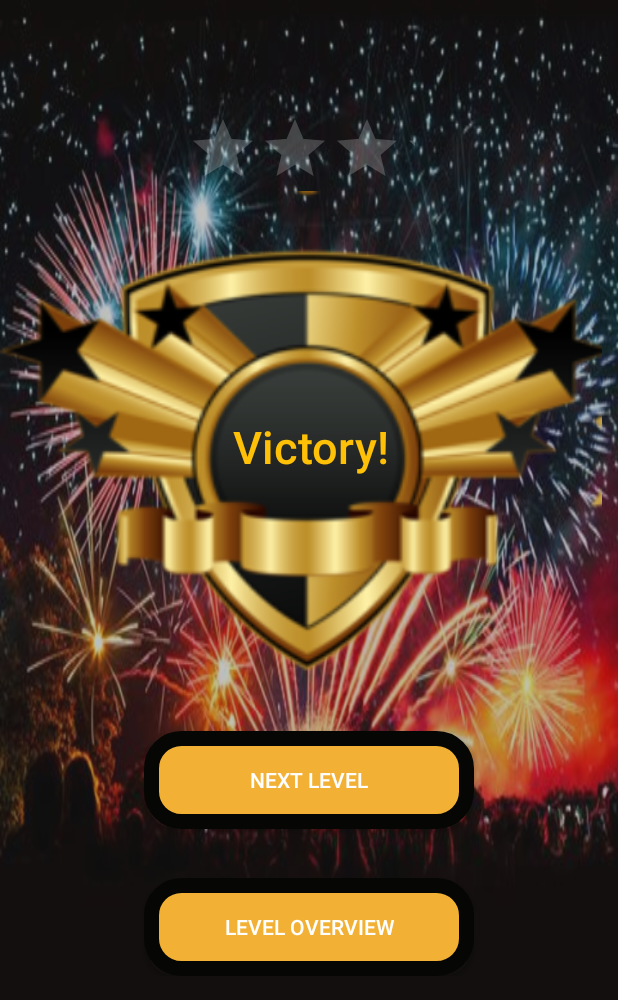
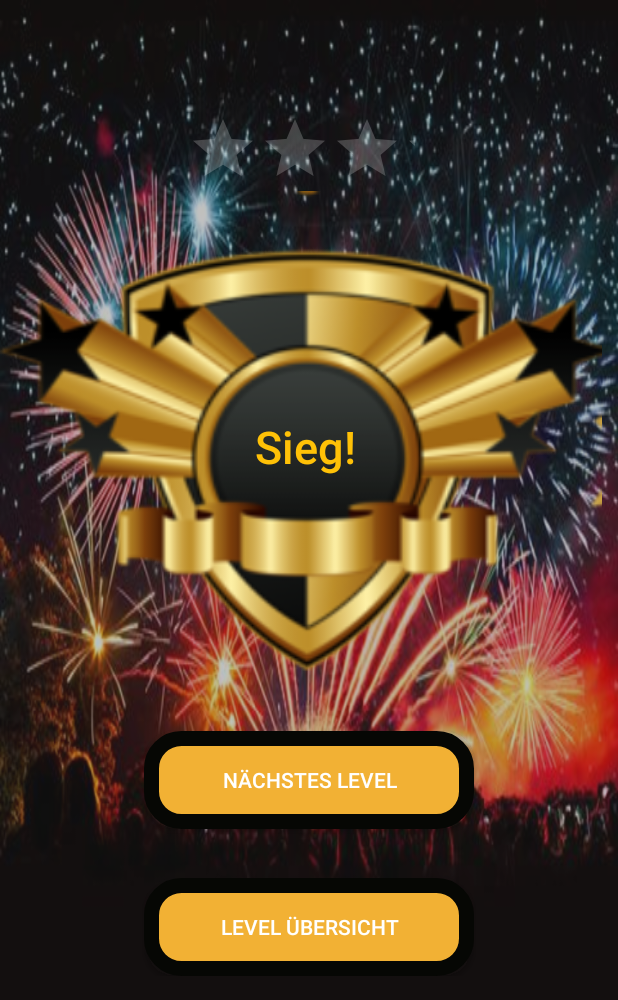
Before and after one commit to OzanFirat/Quiz, an Android app: the End screen opened directly, with no data from a screen before it, on a phone screen of 412 x 824 dp. Shown: the top 1000 px of the screen. Run offline under Robolectric (Android 15) with nearby library versions, the phone set to English and light mode, and no system bars; 1 statement that could not run was skipped.

Commit message:
angepasste xml

```diff
--- a/app/src/main/java/com/example/quiz/End2.java
+++ b/app/src/main/java/com/example/quiz/End2.java
@@ -44,7 +44,7 @@ public class End2 extends AppCompatActivity implements View.OnClickListener {
         currentAmountF=3-currentAmountF;
         this.textViewLostCount = (TextView) findViewById(R.id.textViewLostCount);
 
-        textViewLostCount.setText(currentAmountF+" tries left until failure");
+        textViewLostCount.setText(currentAmountF+" bis zur Niederlage");
 
         this.btnStartMenu = (Button) findViewById(R.id.btnlvlOverview2);
         btnStartMenu.setOnClickListener(this);
@@ -98,7 +98,7 @@ public class End2 extends AppCompatActivity implements View.OnClickListener {
     public void onClick(View v) {
         switch (v.getId()){
             case R.id.btnlvlOverview2:
-                Intent intent = new Intent(this, MainActivity.class);
+                Intent intent = new Intent(this, gameOverview.class);
                 startActivity(intent);
                 this.finish();
                 break;
--- a/app/src/main/java/com/example/quiz/QuizDBHelper.java
+++ b/app/src/main/java/com/example/quiz/QuizDBHelper.java
@@ -71,7 +71,7 @@ public class QuizDBHelper extends SQLiteOpenHelper {
 
     public void fillQuestionTable(){
         //Computer und IT
-        Question q1 = new Question("Wie schreibt man IP-Adressen (IPv4)?", "8 durch Doppelpunkt getrennte Hexadezimal Zeichen", "32-Bit stellige binäre Zahl ", "10 Stellige dezimale Zahl", "4 durch Punkt getrennte Zahlen", 4, 1, 0, "no", 0, 1, 1, 1);
+        Question q1 = new Question("Wie schreibt man IP-Adressen (IPv4)?", "8 mit Doppelpunkt getrennte Hexadezimal Zeichen", "32-Bit stellige binäre Zahl ", "10 Stellige dezimale Zahl", "4 durch Punkt getrennte Zahlen", 4, 1, 0, "no", 0, 1, 1, 1);
         Question q2 = new Question("Was bedeutet SMTP?", "simple mother terminal protocol", "Schweizer Militärsteamputze", "scientific mail translocation protocol", "simple mail transfer protocol", 4, 2, 0, "no",0, 0,0,0);
         Question q3 = new Question("Wie nennt man die Anmeldung bei verschiedenen Homepages?", "Logout", "Login", "Lockdown", "Entry", 2, 3, 0, "no",0,0,0,0);
         Question q4 = new Question("Was hat nichts mit einem Server zu tun", "Roxy", "Proxy", "Apache", "Q-Mail", 1, 4,0, "no",0,0,0,0);
--- a/app/src/main/java/com/example/quiz/Spiel.java
+++ b/app/src/main/java/com/example/quiz/Spiel.java
@@ -250,8 +250,8 @@ public class Spiel extends AppCompatActivity implements View.OnClickListener {
                 this.switchNew=0;
             }
 
-            this.btnFifty.setClickable(false);
-            this.btnFifty.setAlpha((float) 0.5);
+            this.btnSwitch.setClickable(false);
+            this.btnSwitch.setAlpha((float) 0.5);
         }
 
     private void fiftyFiftyJoker() {
--- a/app/src/main/res/layout/activity_end2.xml
+++ b/app/src/main/res/layout/activity_end2.xml
@@ -49,7 +49,6 @@
                     android:lineSpacingExtra="8sp"
                     android:paddingLeft="150dp"
                     android:paddingTop="170dp"
-                    android:text="Defeat"
                     android:textAppearance="@style/TextAppearance.AppCompat.Body1"
                     android:textColor="#FBFBFB"
                     android:textSize="24sp"
@@ -131,7 +130,7 @@
                     android:layout_width="250dp"
                     android:layout_height="60dp"
                     android:layout_marginLeft="75dp"
-                    android:text="Level Overview" />
+                    android:text="Level Übersicht" />
             </LinearLayout>
 
         </TableRow>
--- a/app/src/main/res/layout/activity_ende.xml
+++ b/app/src/main/res/layout/activity_ende.xml
@@ -58,9 +58,9 @@
                     android:background="@drawable/end1_banner"
                     android:freezesText="false"
                     android:lineSpacingExtra="8sp"
-                    android:paddingLeft="155dp"
+                    android:paddingLeft="170dp"
                     android:paddingTop="150dp"
-                    android:text="Victory!"
+                    android:text="Sieg!"
                     android:textAppearance="@style/TextAppearance.AppCompat.Display4"
                     android:textColor="#FFC107"
                     android:textIsSelectable="false"
@@ -86,7 +86,7 @@
                     android:layout_width="220dp"
                     android:layout_height="65dp"
                     android:background="@drawable/topic_button_border"
-                    android:text="Next Level" />
+                    android:text="Nächstes Level" />
             </LinearLayout>
         </TableRow>
 
@@ -116,7 +116,7 @@
                     android:layout_width="220dp"
                     android:layout_height="65dp"
                     android:background="@drawable/topic_button_border"
-                    android:text="Level Overview" />
+                    android:text="Level Übersicht" />
             </LinearLayout>
         </TableRow>
     </TableLayout>
--- a/app/src/main/res/layout/activity_quiz_uebersicht.xml
+++ b/app/src/main/res/layout/activity_quiz_uebersicht.xml
@@ -53,7 +53,7 @@
                     android:layout_marginRight="40dp"
                     android:background="@drawable/rahmen_antik"
                     android:gravity="center|center_vertical"
-                    android:text="Choose a land to conquer"
+                    android:text="Wähle ein Land zum erobern"
                     android:textColor="#000000"
                     android:textSize="24sp"
                     android:textStyle="bold"
```
Also changed, not shown: app/src/main/java/com/example/quiz/LvlOverview.java (+6 -1 lines).
